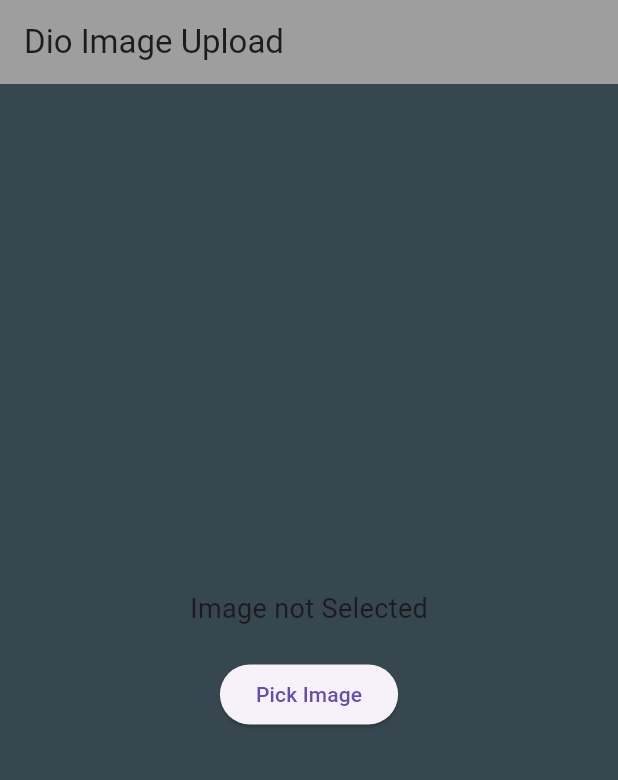
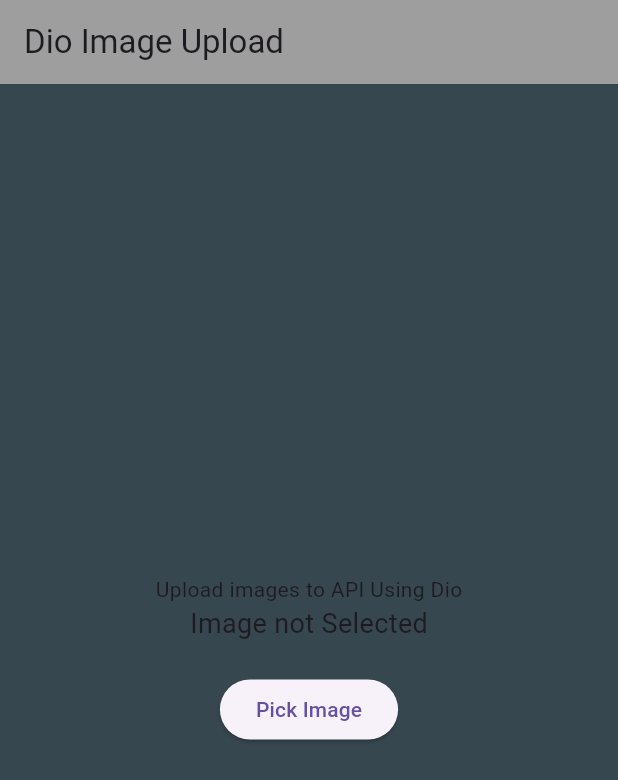
Before and after one commit to we-pratham-b001/test_repo, a Flutter app: the screen it shows after launch, on a phone screen of 412 x 824 dp. Shown: the top 780 px of the screen. Run offline on Flutter 3.47's test engine with Material 3 defaults, Android fonts, the phone set to English and light mode, and no system bars; our stand-ins replace dio, get, image_picker.

Commit message:
title added
a simple title added to show the purpose of the application.

```diff
--- a/lib/main.dart
+++ b/lib/main.dart
@@ -53,6 +53,7 @@ class _HomeScreenState extends State<HomeScreen> {
             mainAxisAlignment: MainAxisAlignment.center,
 
             children: [
+                Text("Upload images to API Using Dio"),
               image != null ? Image.file(image!,height: 200,)
                   :Text('Image not Selected',style: TextStyle(fontSize: 18),),
               SizedBox(height: 20),
```
